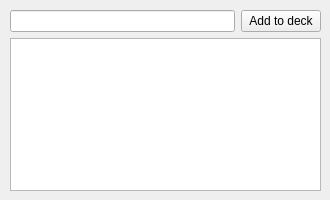
This is src/automizers/en_to_en/ui_mainWindow.ui in common-47-git/atomizer-for-creating-Anki-cards as Qt 5 draws it before an edit. The edited form follows.
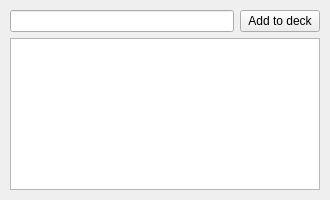
This is the edited form. Icons and pictures are not drawn.

```diff
--- a/src/automizers/en_to_en/ui_mainWindow.ui
+++ b/src/automizers/en_to_en/ui_mainWindow.ui
@@ -14,13 +14,13 @@
    <string>MainWindow</string>
   </property>
   <widget class="QWidget" name="centralwidget">
-   <widget class="QWidget" name="">
+   <widget class="QWidget" name="layoutWidget">
     <property name="geometry">
      <rect>
       <x>10</x>
       <y>10</y>
-      <width>311</width>
-      <height>181</height>
+      <width>310</width>
+      <height>180</height>
      </rect>
     </property>
     <layout class="QGridLayout" name="gridLayout">
```
Left out of the diff: 8 changed lines with no effect on the pictures.
